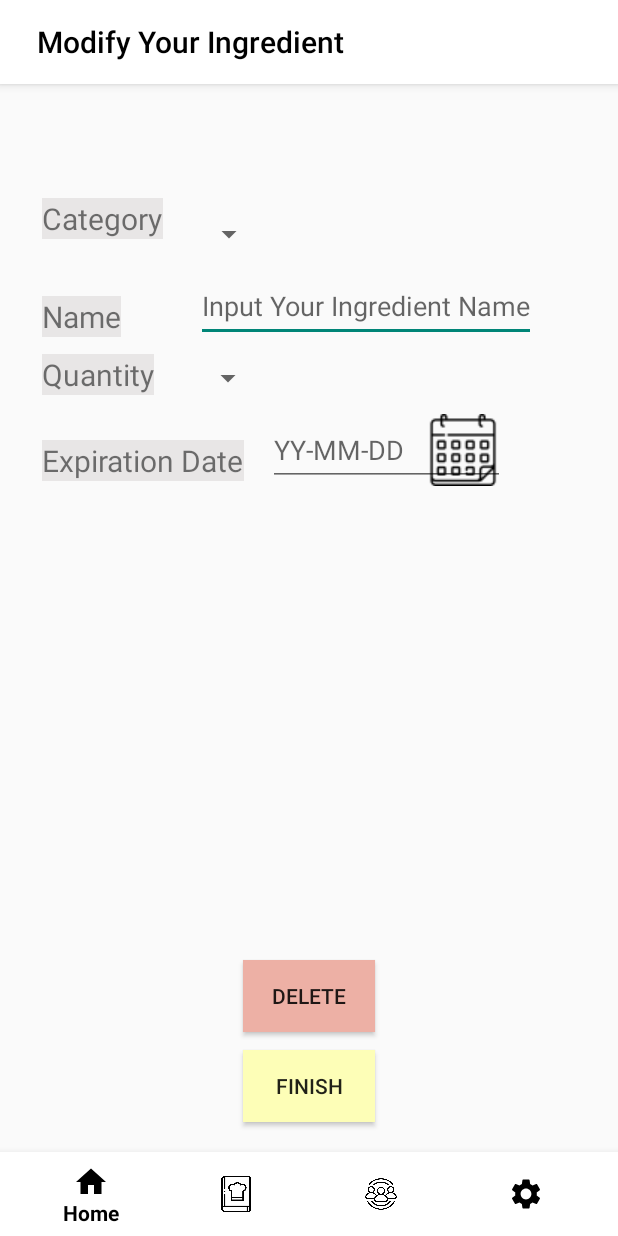
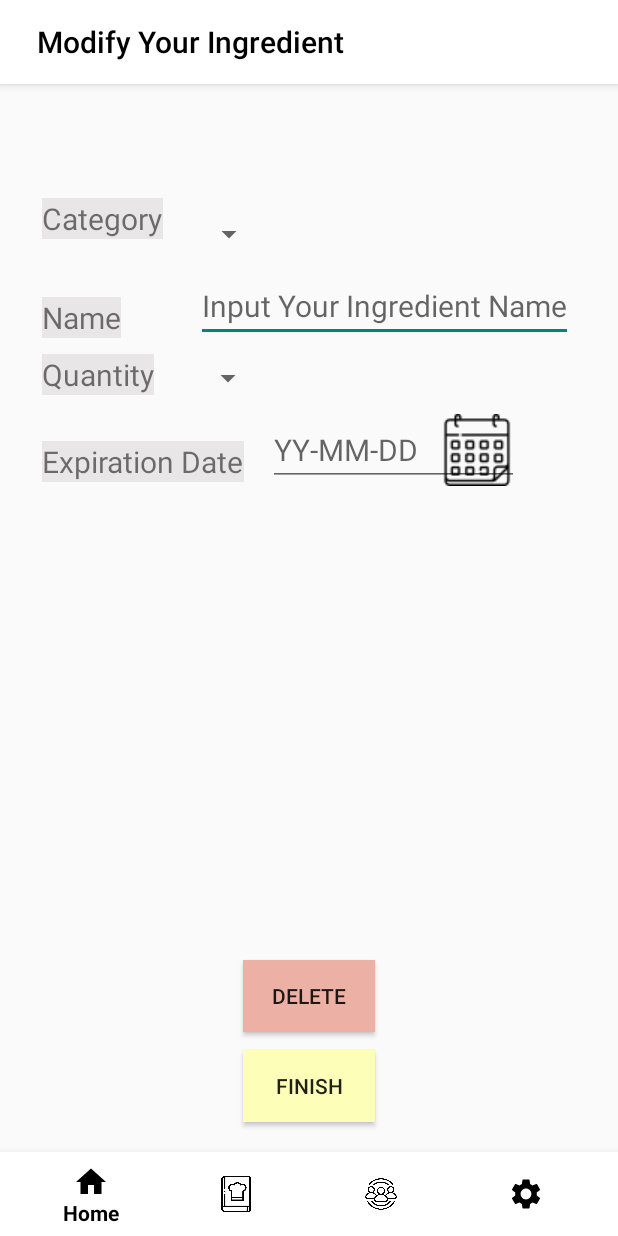
Before and after one commit to oosedus/FridgeGuardian, an Android app: the IngredientEditActivity screen opened directly, with no data from a screen before it, on a phone screen of 412 x 824 dp. Run offline under Robolectric (Android 15) with nearby library versions, the phone set to English and light mode, and no system bars; our stand-ins replace Firebase (no records; nobody signed in at launch, a user with empty details on screens opened directly); 2 statements that could not run were skipped.

Commit message:
fix: 글자크기 수정

```diff
--- a/app/src/main/res/layout/activity_ingredient_edit.xml
+++ b/app/src/main/res/layout/activity_ingredient_edit.xml
@@ -33,6 +33,7 @@
     <LinearLayout
         android:layout_width="match_parent"
         android:layout_height="wrap_content"
+        android:layout_above="@+id/btnRemove"
         android:layout_below="@+id/appBarLayout"
         android:layout_alignParentStart="true"
         android:layout_marginStart="2dp"
@@ -50,9 +51,9 @@
                 android:layout_width="wrap_content"
                 android:layout_height="wrap_content"
                 android:layout_marginLeft="10dp"
+                android:layout_marginRight="20dp"
                 android:layout_marginBottom="4dp"
                 android:background="#66CDC9C9"
-                android:layout_marginRight="20dp"
                 android:text="Category"
                 android:textSize="20dp" />
 
@@ -76,9 +77,9 @@
                 android:layout_height="wrap_content"
                 android:layout_marginLeft="10dp"
                 android:layout_marginTop="8dp"
+                android:layout_marginRight="50dp"
                 android:layout_marginBottom="4dp"
                 android:background="#66CDC9C9"
-                android:layout_marginRight="50dp"
                 android:text="Name"
                 android:textSize="20dp" />
 
@@ -87,7 +88,8 @@
                 android:layout_width="wrap_content"
                 android:layout_height="48dp"
                 android:hint="Input Your Ingredient Name"
-                android:inputType="text" />
+                android:inputType="text"
+                android:textSize="20dp" />
 
         </LinearLayout>
 
@@ -102,9 +104,9 @@
                 android:layout_height="wrap_content"
                 android:layout_marginLeft="10dp"
                 android:layout_marginTop="8dp"
+                android:layout_marginRight="25dp"
                 android:layout_marginBottom="4dp"
                 android:background="#66CDC9C9"
-                android:layout_marginRight="25dp"
                 android:text="Quantity"
                 android:textSize="20dp" />
 
@@ -129,9 +131,9 @@
                 android:layout_height="wrap_content"
                 android:layout_marginLeft="10dp"
                 android:layout_marginTop="8dp"
+                android:layout_marginRight="16dp"
                 android:layout_marginBottom="4dp"
                 android:background="#66CDC9C9"
-                android:layout_marginRight="16dp"
                 android:text="Expiration Date"
                 android:textSize="20dp" />
 
@@ -143,7 +145,8 @@
                 android:drawablePadding="15dp"
                 android:focusable="false"
                 android:hint="YY-MM-DD"
-                android:inputType="text" />
+                android:inputType="text"
+                android:textSize="20dp" />
 
         </LinearLayout>
 
@@ -155,7 +158,7 @@
         android:layout_height="wrap_content"
         android:layout_above="@id/navigation"
         android:layout_centerHorizontal="true"
-        android:layout_marginTop="8dp"
+        android:layout_marginTop="207dp"
         android:layout_marginBottom="80dp"
         android:background="#EDB0A5"
         android:text="DELETE" />
--- a/app/src/main/res/layout/ingredient_registraton_form.xml
+++ b/app/src/main/res/layout/ingredient_registraton_form.xml
@@ -51,6 +51,7 @@
             android:layout_width="wrap_content"
             android:layout_height="48dp"
             android:hint="Input Your Ingredient Name"
+            android:textSize="20dp"
             android:inputType="text" />
 
     </LinearLayout>
```
